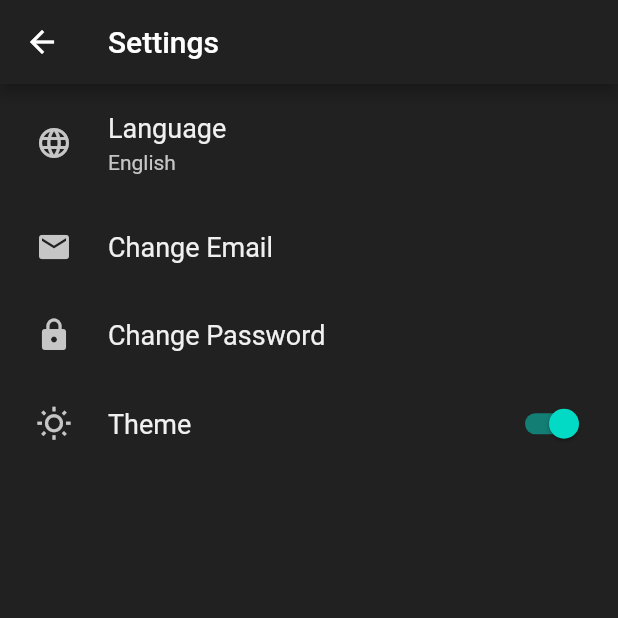
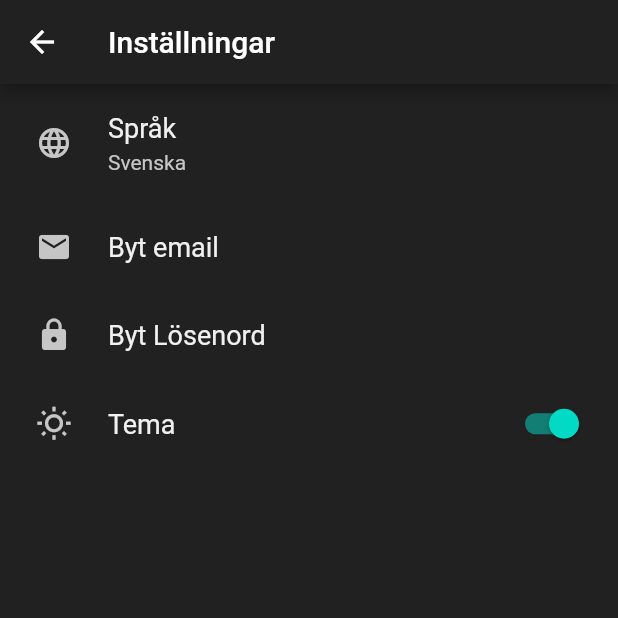
Before and after one commit to allj9618/noisepollutionlocator_71, a Flutter app: the Settings screen opened directly, after a tap on "Language", on a phone screen of 412 x 824 dp, the top half of it. Run offline on Flutter 3.47's test engine with Material 2 defaults, Android fonts, the phone set to English and light mode, and no system bars; drawn by our look-alikes of settings_ui; our stand-ins replace animated_splash_screen, flutter_map, flutter_slidable, geolocator, latlong, shared_preferences; missing offline and left inert: ff_navigation_bar, flutter_map_arcgis; accounts and stored records are empty.

Commit message:
Fixed working localization that manages to translate words between languages.

```diff
--- /dev/null
+++ b/assets/i18n_se.json
@@ -0,0 +1,11 @@
+{
+  "settingsTitle": "Inställningar",
+  "language": "Språk",
+  "email": "Byt email",
+  "map": "Karta",
+  "favorite": "Favoriter",
+  "location": "Plats",
+  "theme": "Tema",
+  "password": "Byt Lösenord",
+  "languageChoice": "Svenska"
+}
--- a/l10n.yaml
+++ /dev/null
@@ -1,3 +0,0 @@
-arb-dir: lib/l10n
-template-arb-file: app_en.arb
-output-localization-file: app_localizations.dart
--- a/lib/LanguagesScreen.dart
+++ b/lib/LanguagesScreen.dart
@@ -1,4 +1,4 @@
-import 'package:flutter/material.dart';
+/*import 'package:flutter/material.dart';
 import 'package:settings_ui/settings_ui.dart';
 import 'package:flutter_gen/gen_l10n/app_localizations.dart';
 
@@ -51,4 +51,4 @@ class _LanguagesScreenState extends State<LanguagesScreen> {
       languageIndex = index;
     });
   }
-}
+}*/
--- a/lib/bottom_navigation.dart
+++ b/lib/bottom_navigation.dart
@@ -5,8 +5,7 @@ import 'package:noisepollutionlocator_71/map.dart';
 import 'package:noisepollutionlocator_71/settings.dart';
 import 'favorites.dart';
 import 'package:ff_navigation_bar/ff_navigation_bar.dart';
-import 'package:flutter_gen/gen_l10n/app_localizations.dart';
-
+import 'translations.dart';
 
 class OurNavigationBar extends StatefulWidget{
   OurNavigationBar({Key key}) : super(key: key);
@@ -59,19 +58,19 @@ class _OurNavigationBarState extends State<OurNavigationBar>{
         items: [
           FFNavigationBarItem(
             iconData: Icons.map,
-            label: AppLocalizations.of(context).map,
+            label: Translations.of(context).text("map"),
           ),
           FFNavigationBarItem(
             iconData: Icons.favorite,
-            label: AppLocalizations.of(context).favorite,
+            label: Translations.of(context).text('favorite'),
           ),
           FFNavigationBarItem(
             iconData: Icons.gps_fixed,
-            label: AppLocalizations.of(context).location,
+            label: Translations.of(context).text('location'),
           ),
           FFNavigationBarItem(
             iconData: Icons.settings,
-            label: AppLocalizations.of(context).settingsTitle,
+            label: Translations.of(context).text('settingsTitle'),
           )
         ],
       )
--- a/lib/l10n/app_en.arb
+++ /dev/null
@@ -1,11 +0,0 @@
-{
-    "settingsTitle": "Settings",
-    "language": "Language",
-    "email": "Change Email",
-    "map": "Map",
-    "favorite": "Favorites",
-    "location": "Location",
-    "theme": "Theme",
-    "password": "Change Password",
-    "languageChoice": "English"
-}
--- a/lib/main.dart
+++ b/lib/main.dart
@@ -4,11 +4,28 @@ import 'package:provider/provider.dart';
 import 'bottom_navigation.dart';
 import 'package:animated_splash_screen/animated_splash_screen.dart';
 import 'package:flutter_localizations/flutter_localizations.dart';
-import 'package:flutter_gen/gen_l10n/app_localizations.dart';
+import 'translations.dart';
+import 'translationApplication.dart';
 
-void main() => runApp(MyApp());
+void main() => runApp(new MyApp());
 
-class MyApp extends StatelessWidget {
+class MyApp extends StatefulWidget {
+  @override
+  _MyAppState createState() => new _MyAppState();
+}
+class _MyAppState extends State<MyApp>{
+  SpecificLocalizationDelegate _localeOverrideDelegate;
+  @override
+  void initState(){
+    super.initState();
+    _localeOverrideDelegate = new SpecificLocalizationDelegate(null);
+    applic.onLocaleChanged = onLocaleChange;
+  }
+  onLocaleChange(Locale locale){
+    setState((){
+      _localeOverrideDelegate = new SpecificLocalizationDelegate(locale);
+    });
+  }
 
   @override
   Widget build(BuildContext context) => ChangeNotifierProvider(
@@ -19,15 +36,13 @@ class MyApp extends StatelessWidget {
     return MaterialApp(
       //title: AppLocalizations.of(context).helloWorld,
         localizationsDelegates: [
-          AppLocalizations.delegate,
+          _localeOverrideDelegate,
+          const TranslationsDelegate(),
           GlobalMaterialLocalizations.delegate,
           GlobalWidgetsLocalizations.delegate,
-          GlobalCupertinoLocalizations.delegate,
+          //GlobalCupertinoLocalizations.delegate,
         ],
-        supportedLocales: [
-          const Locale('en', ''),
-          const Locale('se', ''),
-        ],
+        supportedLocales: applic.supportedLocales(),
       themeMode: themeProvider.themeMode,
       theme: Themes.lightTheme,
       darkTheme: Themes.darkTheme,
--- a/lib/settings.dart
+++ b/lib/settings.dart
@@ -1,8 +1,8 @@
 import 'package:flutter/material.dart';
 import 'package:noisepollutionlocator_71/themes.dart';
 import 'package:settings_ui/settings_ui.dart';
-import 'package:flutter_gen/gen_l10n/app_localizations.dart';
-import 'LanguagesScreen.dart';
+import 'translations.dart';
+import 'translationApplication.dart';
 
 
 // https://pub.dev/packages/settings_ui
@@ -20,41 +20,40 @@ class _Settings extends State<Settings> {
   @override
   Widget build(BuildContext context) {
     return Scaffold(
-      appBar: AppBar(title: Text(AppLocalizations.of(context).settingsTitle)),
+      appBar: AppBar(title: Text(Translations.of(context).text('settingsTitle'))),
       body: SettingsList(
         backgroundColor: Theme.of(context).scaffoldBackgroundColor,
         sections: [
           SettingsSection(
             subtitle: Center(
                 child: Text(
-                  AppLocalizations.of(context).settingsTitle,
+                  Translations.of(context).text('settingsTitle'),
                 )),
             tiles: [
               SettingsTile(
-                title: AppLocalizations.of(context).language,//language egentligen
-                subtitle: AppLocalizations.of(context).languageChoice,
+                title: Translations.of(context).text('language'),
+                subtitle: Translations.of(context).text('languageChoice'),
                 leading: Icon(Icons.language),
                 onPressed: (BuildContext context) {
-                  setState(() {
-                    AppLocalizations.delegate.load(Locale('se',''));
-                  });
-                  /*Navigator.of(context).push(MaterialPageRoute(
-                    builder: (_) => LanguagesScreen(),
-                  ));*/
+                  if(Translations.of(context).currentLanguage == 'en'){
+                    applic.onLocaleChanged(new Locale('se',''));
+                  }else{
+                    applic.onLocaleChanged(new Locale('en',''));
+                  }
                 },
               ),
               SettingsTile(
-                title: AppLocalizations.of(context).email,
+                title: Translations.of(context).text('email'),
                 leading: Icon(Icons.mail),
                 onPressed: (BuildContext context) {},
               ),
               SettingsTile(
-                title: AppLocalizations.of(context).password,
+                title: Translations.of(context).text('password'),
                 leading: Icon(Icons.lock),
                 onPressed: (BuildContext context) {},
               ),
               SettingsTile(
-                title: AppLocalizations.of(context).theme,
+                title: Translations.of(context).text('theme'),
                 leading: Icon(Icons.wb_sunny_outlined),
                 trailing: ChangeThemeButtonWidget(),
               )
--- /dev/null
+++ b/lib/translations.dart
@@ -0,0 +1,59 @@
+import 'dart:async';
+import 'dart:convert';
+import 'package:flutter/material.dart';
+import 'package:flutter/services.dart' show  rootBundle;
+import 'translationApplication.dart';
+
+class Translations {
+  Translations(Locale locale) {
+    this.locale = locale;
+    _localizedValues = null;
+  }
+
+  Locale locale;
+  static Map<dynamic, dynamic> _localizedValues;
+
+  static Translations of(BuildContext context){
+    return Localizations.of<Translations>(context, Translations);
+  }
+
+  String text(String key) {
+    return _localizedValues[key] ?? '** $key not found';
+  }
+
+  static Future<Translations> load(Locale locale) async {
+    Translations translations = new Translations(locale);
+    String jsonContent = await rootBundle.loadString("assets/i18n_${locale.languageCode}.json");
+    _localizedValues = json.decode(jsonContent);
+    return translations;
+  }
+
+  get currentLanguage => locale.languageCode;
+}
+
+class TranslationsDelegate extends LocalizationsDelegate<Translations> {
+  const TranslationsDelegate();
+
+  @override
+  bool isSupported(Locale locale) => applic.supportedLanguages.contains(locale.languageCode);
+
+  @override
+  Future<Translations> load(Locale locale) => Translations.load(locale);
+
+  @override
+  bool shouldReload(TranslationsDelegate old) => false;
+}
+class SpecificLocalizationDelegate extends LocalizationsDelegate<Translations> {
+  final Locale overriddenLocale;
+
+  const SpecificLocalizationDelegate(this.overriddenLocale);
+
+  @override
+  bool isSupported(Locale locale) => overriddenLocale != null;
+
+  @override
+  Future<Translations> load(Locale locale) => Translations.load(overriddenLocale);
+
+  @override
+  bool shouldReload(LocalizationsDelegate<Translations> old) => true;
+}
--- a/pubspec.yaml
+++ b/pubspec.yaml
@@ -42,7 +42,6 @@ dependencies:
   provider: ^4.3.2+3
   flutter_slidable: ^0.6.0
   animated_splash_screen: ^1.1.0
-  intl: any
 
 
 
@@ -67,6 +66,8 @@ flutter:
   #   - images/a_dot_ham.jpeg
   assets:
     - assets/
+    - assets/i18n_en.json
+    - assets/i18n_se.json
 
   # An image asset can refer to one or more resolution-specific "variants", see
   # https://flutter.dev/assets-and-images/#resolution-aware.
```
Also changed, not shown: assets/i18n_en.json (added, +11 -0 lines), lib/l10n/app_se.arb (deleted, +0 -11 lines), lib/translationApplication.dart (added, +26 -0 lines), pubspec.lock.
